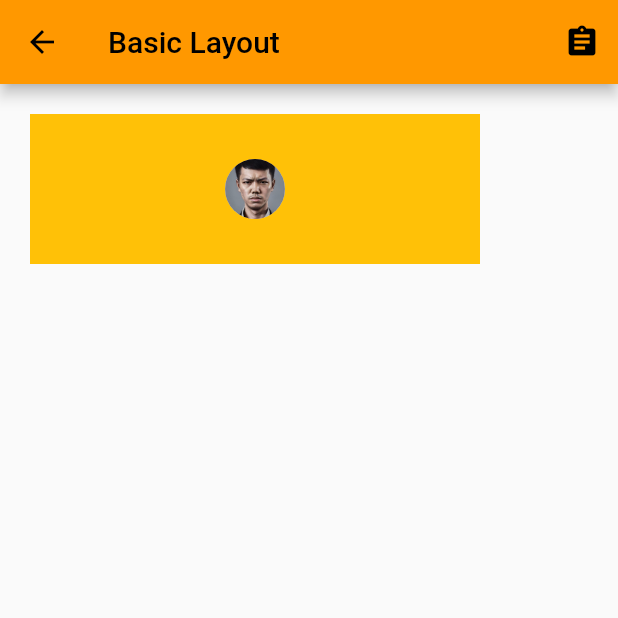
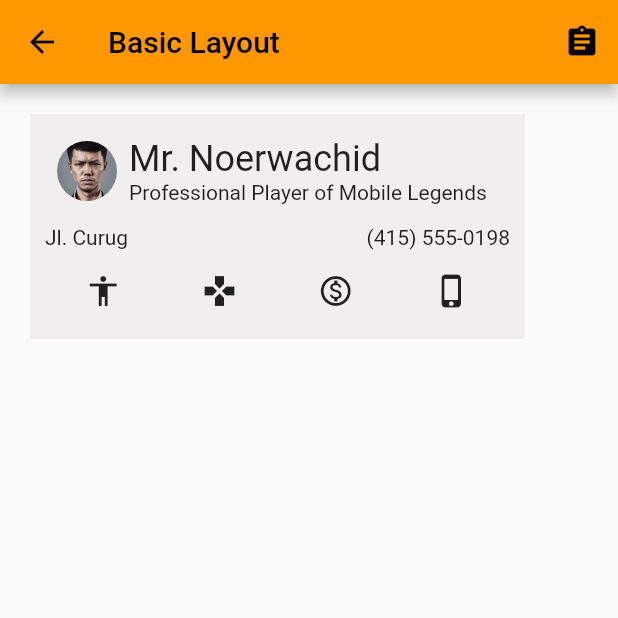
Before and after one commit to raupsss/belajar-flutter, a Flutter app: the screen it shows after launch, item 3 of the bottom bar chosen, on a phone screen of 412 x 824 dp, the top half of it. Run offline on Flutter 3.47's test engine with Material 2 defaults, Android fonts, the light colour scheme and no system bars; our stand-ins replace flutter_speed_dial.

Commit message:
assignment 4

```diff
--- a/lib/basic_layout.dart
+++ b/lib/basic_layout.dart
@@ -1,4 +1,4 @@
-// ignore_for_file: prefer_const_constructors, prefer_const_literals_to_create_immutables
+// ignore_for_file: prefer_const_constructors, prefer_const_literals_to_create_immutables, sort_child_properties_last
 
 import 'package:flutter/material.dart';
 
@@ -34,20 +34,59 @@ class _BusinessCardState extends State<BusinessCard> {
   @override
   Widget build(BuildContext context) {
     return Scaffold(
-      body: Column(
-        children: [
-          Container(
-            child: CircleAvatar(
-              backgroundImage: AssetImage("assets/images/myFace.jpg"),
+      body: Container(
+        color: Color.fromARGB(255, 240, 238, 238),
+        width: 330,
+        height: 150,
+        margin: EdgeInsets.all(20.0),
+        padding: EdgeInsets.all(10.0),
+        child: Column(
+          children: [
+            Row(
+              children: [
+                Padding(
+                  padding: EdgeInsets.all(8.0),
+                  child: CircleAvatar(
+                    backgroundImage: AssetImage("assets/images/myFace.jpg"),
+                  ),
+                ),
+                Column(
+                  mainAxisSize: MainAxisSize.min,
+                  crossAxisAlignment: CrossAxisAlignment.start,
+                  children: [
+                    Text(
+                      "Mr. Noerwachid",
+                      style: Theme.of(context).textTheme.headline5,
+                    ),
+                    Text("Professional Player of Mobile Legends"),
+                  ],
+                ),
+              ],
             ),
-            color: Colors.amber,
-            padding: EdgeInsets.all(20.0),
-            margin: EdgeInsets.all(20.0),
-            alignment: Alignment.center,
-            width: 300,
-            height: 100,
-          )
-        ],
+            SizedBox(
+              height: 8,
+            ),
+            Row(
+              mainAxisAlignment: MainAxisAlignment.spaceBetween,
+              children: [
+                Text("Jl. Curug"),
+                Text("(415) 555-0198"),
+              ],
+            ),
+            SizedBox(
+              height: 16,
+            ),
+            Row(
+              mainAxisAlignment: MainAxisAlignment.spaceAround,
+              children: [
+                Icon(Icons.accessibility),
+                Icon(Icons.gamepad),
+                Icon(Icons.monetization_on_outlined),
+                Icon(Icons.phone_iphone),
+              ],
+            )
+          ],
+        ),
       ),
     );
   }
```
